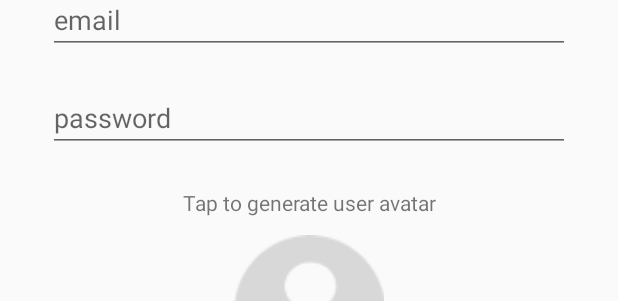
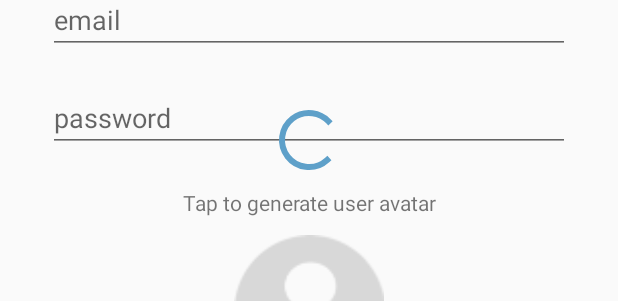
Before and after one commit to TheRealRobis/Smack, an Android app: the layout activity_create_user.xml on its own in the app's theme, with its tools: preview values and no code run, on a phone screen of 412 x 824 dp. Shown: the part 178-479 px from the top of the screen. Run offline under Robolectric (Android 15) with nearby library versions, the phone set to English and light mode, and no system bars.

Commit message:
lesson-13

```diff
--- a/app/src/main/java/com/robertasrob/smack/Utilities/Constants.kt
+++ b/app/src/main/java/com/robertasrob/smack/Utilities/Constants.kt
@@ -4,3 +4,7 @@ const val BASE_URL = "https://chattychatchacha.herokuapp.com/v1/"
 const  val URL_REGISTER = "${BASE_URL}account/register"
 const val URL_LOGIN= "${BASE_URL}account/login"
 const val URL_CREATE_USER = "${BASE_URL}user/add"
+
+// Broadcast Constants
+
+const  val BROADCAST_USER_DATA_CHANGE = "BROADCAST_USER_DATA_CHANGE"
--- a/app/src/main/res/layout/activity_create_user.xml
+++ b/app/src/main/res/layout/activity_create_user.xml
@@ -72,4 +72,12 @@
             app:layout_constraintEnd_toEndOf="parent" android:layout_marginEnd="32dp" android:layout_marginBottom="8dp"
             app:layout_constraintBottom_toBottomOf="parent" android:textColor="@android:color/white"
             android:background="@color/colorPrimary" android:onClick="createUserClicked"/>
+    <ProgressBar
+            style="?android:attr/progressBarStyle"
+            android:layout_width="wrap_content"
+            android:layout_height="wrap_content"
+            android:id="@+id/createSpinner" android:layout_marginBottom="8dp"
+            app:layout_constraintBottom_toTopOf="@+id/textView2" app:layout_constraintEnd_toEndOf="parent"
+            android:layout_marginEnd="8dp" app:layout_constraintStart_toStartOf="parent"
+            android:layout_marginStart="8dp"/>
 </android.support.constraint.ConstraintLayout>
```
Also changed, not shown: app/src/main/java/com/robertasrob/smack/Controller/CreateUserActivity.kt (+44 -4 lines).
